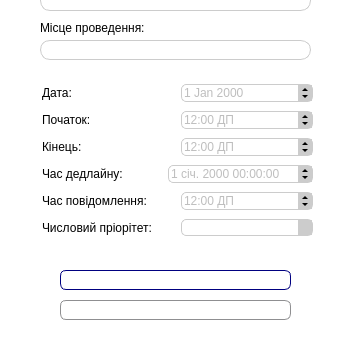
This is addeventdialog.ui in zEEmperon/Course-Project-KNT-129 as Qt 5 draws it before an edit; both pictures show x 0 to 353 and y 170 to 512 of the 353 by 512 pixel window. The edited form follows.
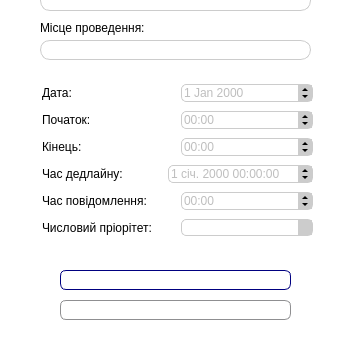
This is the edited form. Icons and pictures are not drawn.

Commit message: time format

```diff
--- a/addeventdialog.ui
+++ b/addeventdialog.ui
@@ -574,7 +574,7 @@
          <enum>QDateTimeEdit::HourSection</enum>
         </property>
         <property name="displayFormat">
-         <string>h:mm AP</string>
+         <string>hh:mm</string>
         </property>
         <property name="calendarPopup">
          <bool>false</bool>
@@ -699,7 +699,7 @@
          <enum>QDateTimeEdit::HourSection</enum>
         </property>
         <property name="displayFormat">
-         <string>h:mm AP</string>
+         <string>hh:mm</string>
         </property>
         <property name="calendarPopup">
          <bool>false</bool>
@@ -940,7 +940,7 @@
          <enum>QDateTimeEdit::HourSection</enum>
         </property>
         <property name="displayFormat">
-         <string>h:mm AP</string>
+         <string>hh:mm</string>
         </property>
         <property name="calendarPopup">
          <bool>false</bool>
```
Left out of the diff: 3 changed lines with no effect on the pictures.
